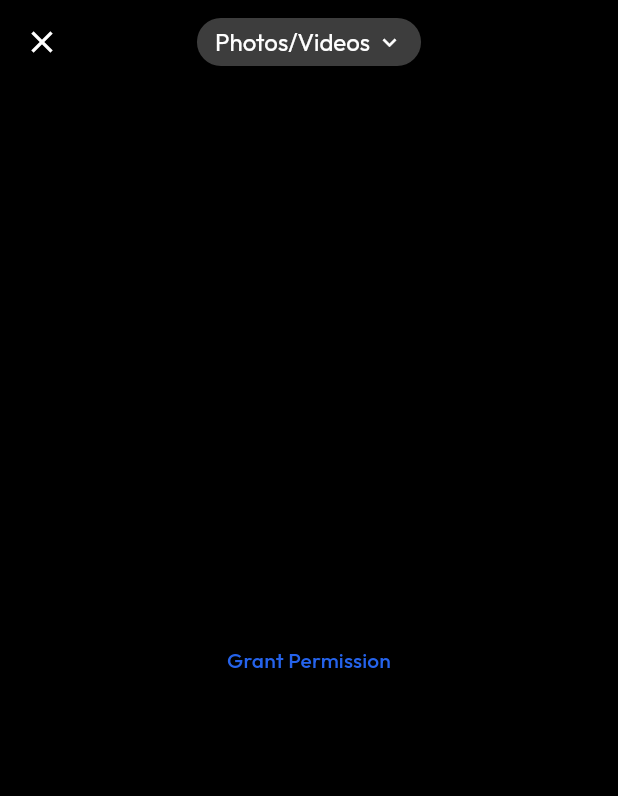
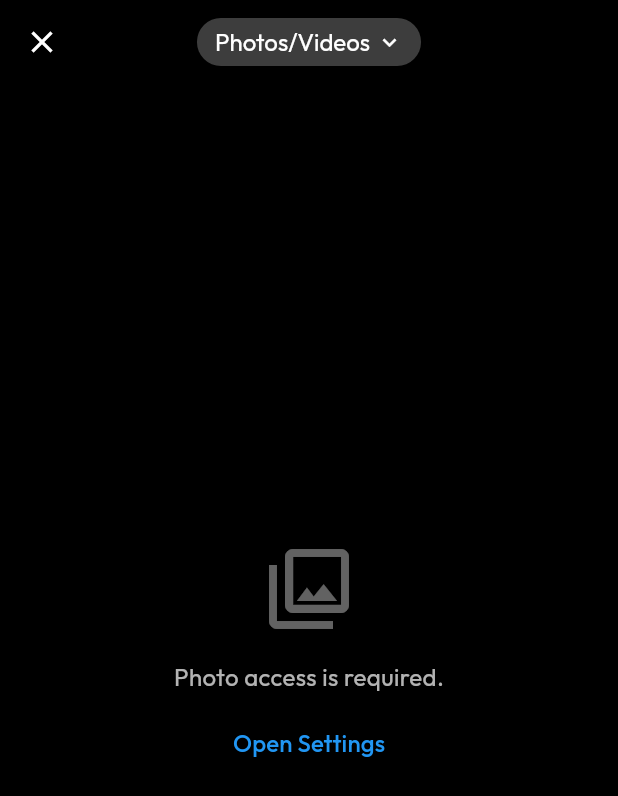
Before and after one commit to jiayingloh/Journi, a Flutter app: the CustomGalleryPicker screen opened directly, on a phone screen of 412 x 824 dp. Shown: the top 796 px of the screen. Run offline on Flutter 3.47's test engine with Material 3 defaults, Android fonts, the phone set to English and light mode, and no system bars; our stand-ins replace app_links, cached_network_image, flutter_image_compress, flutter_local_notifications, google_fonts, google_sign_in and 5 more; missing offline and left inert: flutter_background_service, gal, photo_manager, photo_manager_image_provider, video_thumbnail; accounts and stored records are empty.

Commit message:
ios fix bugs: upload and download

```diff
--- a/lib/features/media/custom_gallery_picker.dart
+++ b/lib/features/media/custom_gallery_picker.dart
@@ -22,6 +22,7 @@ class _CustomGalleryPickerState extends State<CustomGalleryPicker> {
   final List<AssetEntity> _selectedEntities = [];
   bool _isLoading = true;
   bool _hasPermission = false;
+  bool _isLimitedAccess = false;
 
   int _currentPage = 0;
   final int _pageSize = 80;
@@ -47,11 +48,18 @@ class _CustomGalleryPickerState extends State<CustomGalleryPicker> {
 
     // 1. Request Permission
     final result = await PhotoManager.requestPermissionExtend();
-    if (!result.isAuth) {
+
+    // On iOS 14+, users can grant "Limited" access (specific photos only).
+    // result.isAuth is false for limited, so we must check both states.
+    final bool hasAccess = result == PermissionState.authorized ||
+        result == PermissionState.limited;
+
+    if (!hasAccess) {
       if (mounted) setState(() => _isLoading = false);
       return;
     }
     _hasPermission = true;
+    _isLimitedAccess = result == PermissionState.limited;
 
     // 2. Fetch Albums (use only the first one "Recent" for now)
     List<AssetPathEntity> albums = await PhotoManager.getAssetPathList(
@@ -144,13 +152,59 @@ class _CustomGalleryPickerState extends State<CustomGalleryPicker> {
       body: _isLoading && _entities.isEmpty
           ? const Center(child: CircularProgressIndicator())
           : !_hasPermission
-             ? Center(
-                 child: TextButton(
-                   onPressed: () => _fetchAssets(refresh: true),
-                   child: const Text('Grant Permission'),
-                 ),
-               )
-             : NotificationListener<ScrollNotification>(
+              ? Center(
+                  child: Column(
+                    mainAxisAlignment: MainAxisAlignment.center,
+                    children: [
+                      const Icon(Icons.photo_library_outlined, size: 64, color: Colors.white38),
+                      const SizedBox(height: 16),
+                      const Text(
+                        'Photo access is required.',
+                        style: TextStyle(color: Colors.white70, fontSize: 16),
+                      ),
+                      const SizedBox(height: 8),
+                      TextButton(
+                        onPressed: () async {
+                          await PhotoManager.openSetting();
+                        },
+                        child: const Text(
+                          'Open Settings',
+                          style: TextStyle(color: Colors.blue, fontSize: 16),
+                        ),
+                      ),
+                    ],
+                  ),
+                )
+              : Column(
+                  children: [
+                    if (_isLimitedAccess)
+                      Material(
+                        color: Colors.grey[900],
+                        child: InkWell(
+                          onTap: () async {
+                            await PhotoManager.presentLimited();
+                            _fetchAssets(refresh: true);
+                          },
+                          child: Padding(
+                            padding: const EdgeInsets.symmetric(horizontal: 16, vertical: 10),
+                            child: Row(
+                              children: const [
+                                Icon(Icons.info_outline, color: Colors.blue, size: 18),
+                                SizedBox(width: 8),
+                                Expanded(
+                                  child: Text(
+                                    'You\'ve granted limited access. Tap to select more photos.',
+                                    style: TextStyle(color: Colors.white70, fontSize: 13),
+                                  ),
+                                ),
+                                Icon(Icons.chevron_right, color: Colors.white38, size: 18),
+                              ],
+                            ),
+                          ),
+                        ),
+                      ),
+                    Expanded(
+                      child: NotificationListener<ScrollNotification>(
                  onNotification: (ScrollNotification scroll) {
                    if (!_isLoading && _hasMore &&
                        scroll.metrics.pixels >= scroll.metrics.maxScrollExtent - 200) {
@@ -220,8 +274,11 @@ class _CustomGalleryPickerState extends State<CustomGalleryPicker> {
                 ),
               );
             },
-               ), // GridView
-            ), // NotificationListener
+                   ), // GridView
+                  ), // NotificationListener
+                ), // Expanded
+              ], // Column children
+            ), // Column
     ); // Scaffold
   }
 
--- a/lib/features/trips/trip_detail_logic.dart
+++ b/lib/features/trips/trip_detail_logic.dart
@@ -408,11 +408,36 @@ mixin TripDetailLogic on State<TripDetailPage> {
     if (url == null || _downloadedIds.contains(mediaId)) return;
 
     try {
-       bool hasAccess = await Gal.hasAccess();
+       // hasAccess() on iOS checks "Add Photos Only" auth — not just "Limited" library access.
+       // If denied, show a helpful Settings dialog rather than throwing a silent error.
+       bool hasAccess = false;
+       try {
+         hasAccess = await Gal.hasAccess();
+         if (!hasAccess) hasAccess = await Gal.requestAccess();
+       } catch (_) {}
+
        if (!hasAccess) {
-         hasAccess = await Gal.requestAccess();
+         if (mounted) {
+           await showDialog(
+             context: context,
+             builder: (ctx) => AlertDialog(
+               title: const Text('Permission Required'),
+               content: const Text(
+                 'Journi needs permission to save to your photo library.\n\n'
+                 'Go to Settings → Journi → Photos and choose "Add Photos Only" or "All Photos".',
+               ),
+               actions: [
+                 TextButton(onPressed: () => Navigator.pop(ctx), child: const Text('Cancel')),
+                 TextButton(
+                   onPressed: () { Navigator.pop(ctx); Gal.open(); },
+                   child: const Text('Open Settings'),
+                 ),
+               ],
+             ),
+           );
+         }
+         return;
        }
-       if (!hasAccess) throw 'Gallery permission is required';
 
        if (showSnackbar && mounted) ScaffoldMessenger.of(context).showSnackBar(const SnackBar(content: Text('Downloading...'), duration: Duration(seconds: 1)));
 
@@ -463,12 +488,33 @@ mixin TripDetailLogic on State<TripDetailPage> {
   Future<void> _downloadAllMedia() async {
     if (_mediaItems.isEmpty) return;
 
-    bool hasAccess = await Gal.hasAccess();
+    // Check / request permission once before bulk download
+    bool hasAccess = false;
+    try {
+      hasAccess = await Gal.hasAccess();
+      if (!hasAccess) hasAccess = await Gal.requestAccess();
+    } catch (_) {}
+
     if (!hasAccess) {
-      hasAccess = await Gal.requestAccess();
-    }
-    if (!hasAccess) {
-      if (mounted) ScaffoldMessenger.of(context).showSnackBar(const SnackBar(content: Text('Gallery permission required')));
+      if (mounted) {
+        await showDialog(
+          context: context,
+          builder: (ctx) => AlertDialog(
+            title: const Text('Permission Required'),
+            content: const Text(
+              'Journi needs permission to save to your photo library.\n\n'
+              'Go to Settings → Journi → Photos and choose "Add Photos Only" or "All Photos".',
+            ),
+            actions: [
+              TextButton(onPressed: () => Navigator.pop(ctx), child: const Text('Cancel')),
+              TextButton(
+                onPressed: () { Navigator.pop(ctx); Gal.open(); },
+                child: const Text('Open Settings'),
+              ),
+            ],
+          ),
+        );
+      }
       return;
     }
 
```
Also changed, not shown: lib/features/media/media_viewer_page.dart (+47 -6 lines), 1 other file.
